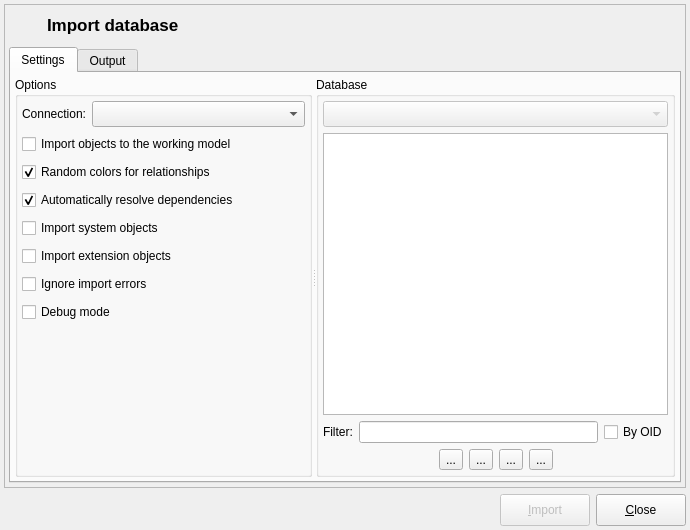
Before: the Qt Designer form libpgmodeler_ui/ui/databaseimportform.ui in pgmodeler/pgmodeler, drawn with Qt 5.
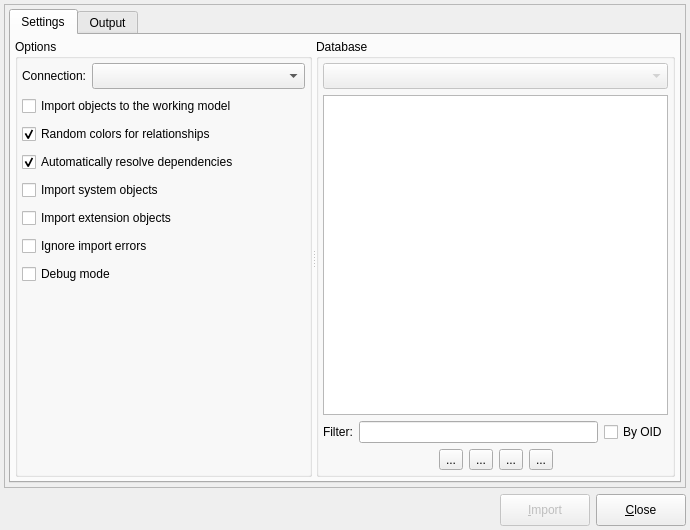
After: the same form once the commit is applied. Icons and pictures are not drawn.

Commit message: Removing icons at the top of the dialogs: DatabaseImportForm, MetaDataHandlingForm, ModelDatabaseDiffForm, ModelExportForm, ModelFixForm

What changed in the file:
```diff
--- a/libpgmodeler_ui/ui/databaseimportform.ui
+++ b/libpgmodeler_ui/ui/databaseimportform.ui
@@ -81,49 +81,7 @@
       <property name="bottomMargin">
        <number>4</number>
       </property>
-      <item row="0" column="0">
-       <widget class="QLabel" name="icon_lbl">
-        <property name="sizePolicy">
-         <sizepolicy hsizetype="Fixed" vsizetype="Fixed">
-          <horstretch>0</horstretch>
-          <verstretch>0</verstretch>
-         </sizepolicy>
-        </property>
-        <property name="minimumSize">
-         <size>
-          <width>32</width>
-          <height>32</height>
-         </size>
-        </property>
-        <property name="maximumSize">
-         <size>
-          <width>32</width>
-          <height>32</height>
-         </size>
-        </property>
-        <property name="text">
-         <string/>
-        </property>
-        <property name="pixmap">
-         <pixmap resource="../res/resources.qrc">:/icones/icones/import.png</pixmap>
-        </property>
-       </widget>
-      </item>
-      <item row="0" column="1">
-       <widget class="QLabel" name="title_lbl">
-        <property name="font">
-         <font>
-          <pointsize>13</pointsize>
-          <weight>75</weight>
-          <bold>true</bold>
-         </font>
-        </property>
-        <property name="text">
-         <string>Import database</string>
-        </property>
-       </widget>
-      </item>
-      <item row="1" column="0" colspan="2">
+      <item row="0" column="0" colspan="2">
        <widget class="QTabWidget" name="settings_tbw">
         <property name="sizePolicy">
          <sizepolicy hsizetype="Expanding" vsizetype="Expanding">
```
The commit also changes 4 other files.
